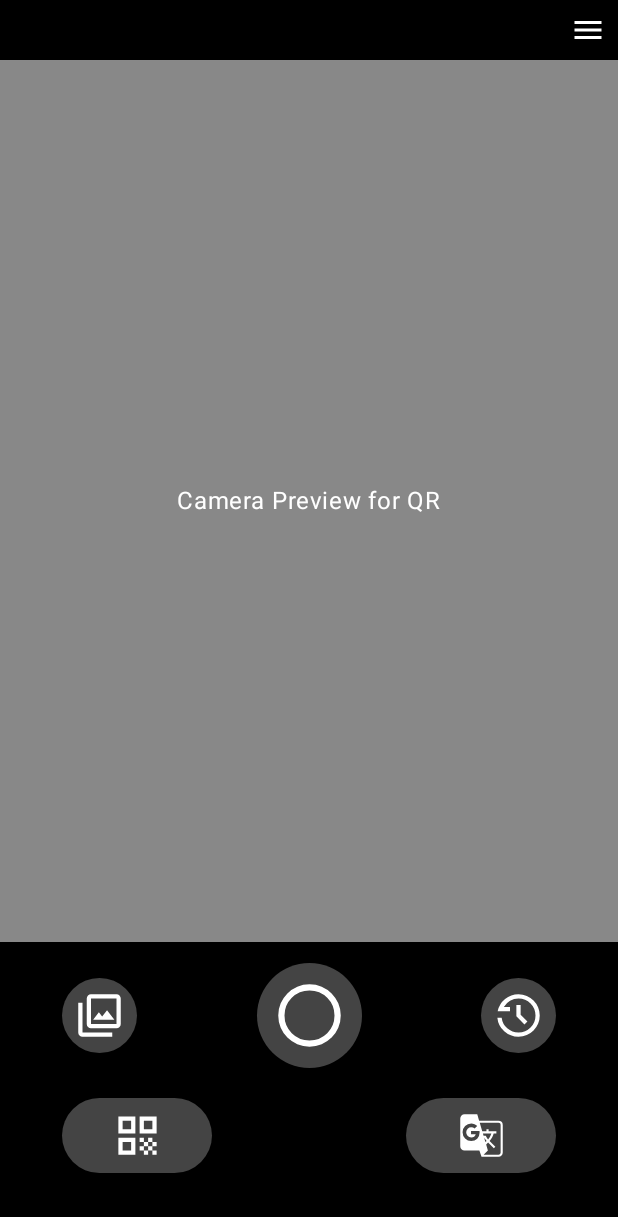
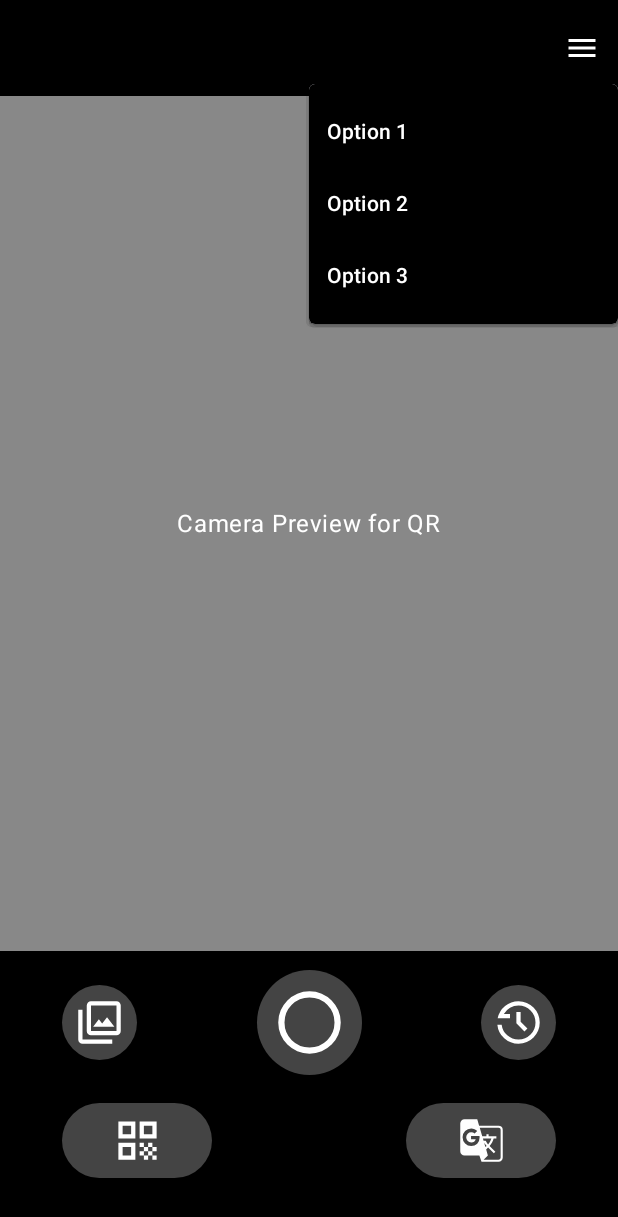
Before and after one commit to Zaphat/Z-Vision, an Android app built with Jetpack Compose: the screen it shows after launch (MainActivity), after a tap on "QR More", on a phone screen of 412 x 824 dp. Shown: the top 1217 px of the screen. Run offline under Robolectric (Android 15) with nearby library versions, the phone set to English and light mode, and no system bars.

Commit message:
UI/ZV-22: Setting PopupUI (#7)
* ZV-22: Refactor settings popup. Add SettingsPopup file.

* ZV-22: Refactor settings popup. Add SettingsPopup file.

* ZV-22: Change option UI

```diff
--- /dev/null
+++ b/app/src/main/java/com/zteam/zvision/ui/commons/SettingsPopup.kt
@@ -0,0 +1,38 @@
+package com.zteam.zvision.ui.commons
+
+import androidx.compose.foundation.background
+import androidx.compose.foundation.layout.fillMaxWidth
+import androidx.compose.material3.*
+import androidx.compose.runtime.Composable
+import androidx.compose.ui.Modifier
+import androidx.compose.ui.graphics.Color
+
+@Composable
+fun SettingsPopup(
+    expanded: Boolean,
+    onDismiss: () -> Unit
+) {
+    val menuItems = listOf(
+        "Option 1" to { println("Option 1 clicked") },
+        "Option 2" to { println("Option 2 clicked") },
+        "Option 3" to { println("Option 3 clicked") }
+    )
+
+    DropdownMenu(
+        expanded = expanded,
+        onDismissRequest = onDismiss,
+        modifier = Modifier
+            .fillMaxWidth(0.5f)
+            .background(Color.Black)
+    ) {
+        menuItems.forEach { (title, action) ->
+            DropdownMenuItem(
+                text = { Text(title, color = Color.White) },
+                onClick = {
+                    action()
+                    onDismiss()
+                }
+            )
+        }
+    }
+}
--- a/app/src/main/java/com/zteam/zvision/ui/screens/MainScreen.kt
+++ b/app/src/main/java/com/zteam/zvision/ui/screens/MainScreen.kt
@@ -9,6 +9,10 @@ import androidx.compose.material.icons.Icons
 import androidx.compose.material.icons.filled.Menu
 import androidx.compose.material3.*
 import androidx.compose.runtime.Composable
+import androidx.compose.runtime.getValue
+import androidx.compose.runtime.setValue
+import androidx.compose.runtime.mutableStateOf
+import androidx.compose.runtime.remember
 import androidx.compose.ui.Alignment
 import androidx.compose.ui.Modifier
 import androidx.compose.ui.graphics.Color
@@ -16,6 +20,7 @@ import androidx.compose.ui.res.painterResource
 import androidx.compose.ui.unit.dp
 import androidx.compose.ui.unit.sp
 import com.zteam.zvision.R
+import com.zteam.zvision.ui.commons.SettingsPopup
 
 @Composable
 fun MainScreen(
@@ -25,6 +30,8 @@ fun MainScreen(
     translateToLanguage: String,
     onNavigateToLanguageSelection: (Boolean) -> Unit
 ) {
+    var menuExpanded by remember { mutableStateOf(false) }
+
     Column(
         modifier = Modifier
             .fillMaxSize()
@@ -32,29 +39,15 @@ fun MainScreen(
         horizontalAlignment = Alignment.CenterHorizontally,
     ) {
         //Settings header
-        if (initMode == "QR") {
         Row(
             modifier = Modifier
                 .fillMaxWidth()
                 .statusBarsPadding()
-                    .padding(8.dp),
-                horizontalArrangement = Arrangement.End
-            ) {
-                Icon(
-                    imageVector = Icons.Default.Menu,
-                    contentDescription = "QR More",
-                    tint = Color.White
-                )
-            }
-        } else { // Translate mode
-            Row(
-                modifier = Modifier
-                    .fillMaxWidth()
-                    .statusBarsPadding()
-                    .padding(horizontal = 16.dp, vertical = 8.dp),
-                horizontalArrangement = Arrangement.SpaceEvenly,
+                .padding(start = 8.dp, bottom = 8.dp, top = 8.dp),
+            horizontalArrangement = Arrangement.End,
             verticalAlignment = Alignment.CenterVertically
         ) {
+            if (initMode == "Translate") { // Translate mode
                 // From language button
                 Button(
                     onClick = { onNavigateToLanguageSelection(true) },
@@ -97,16 +90,25 @@ fun MainScreen(
                         fontSize = 16.sp
                     )
                 }
-
-                Spacer(modifier = Modifier.width(8.dp))
-
+            }
+            Box {
+                IconButton(
+                    onClick = { menuExpanded = true }
+                ) {
                     Icon(
                         imageVector = Icons.Default.Menu,
                         contentDescription = "QR More",
                         tint = Color.White,
                     )
                 }
+
+                SettingsPopup(
+                    expanded = menuExpanded,
+                    onDismiss = { menuExpanded = false }
+                )
             }
+        }
+
 
         // Mode text in the center
         Box(
@@ -215,7 +217,7 @@ fun MainScreen(
                 )
             }
             Button(
-                onClick = { onModeChange("Google Translate") },
+                onClick = { onModeChange("Translate") },
                 modifier = Modifier
                     .padding(start = 5.dp, end = 35.dp)
                     .size(width = 100.dp, height = 50.dp),
```
Lines whose indentation alone changed are shown as unchanged.
